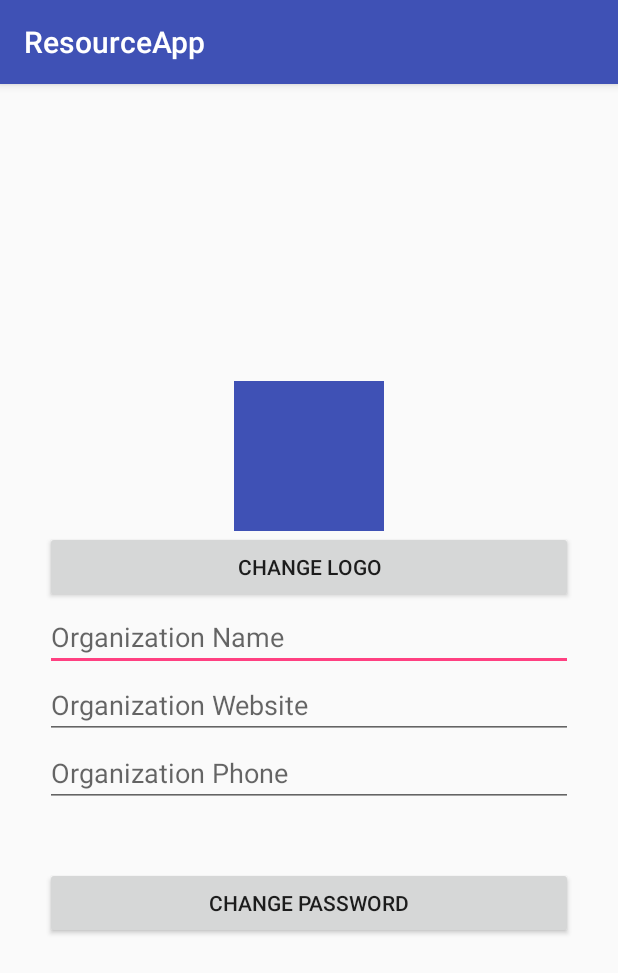
After one commit to MadelynTav/ResourceApp, an Android app: the OrganizationProfileActivity screen opened directly, with no data from a screen before it, on a phone screen of 412 x 824 dp. The commit adds this screen. Shown: the top 973 px of the screen. Run offline under Robolectric (Android 15) with nearby library versions, the phone set to English and light mode, and no system bars.

Commit message:
added organization profile activity

```diff
--- a/app/src/main/AndroidManifest.xml
+++ b/app/src/main/AndroidManifest.xml
@@ -13,6 +13,7 @@
         <activity android:name=".components.launch.LaunchActivity">
             <intent-filter>
                 <action android:name="android.intent.action.MAIN"/>
+
                 <category android:name="android.intent.category.LAUNCHER"/>
             </intent-filter>
         </activity>
@@ -28,6 +29,8 @@
         </activity>
         <activity android:name=".components.post.PostActivity">
         </activity>
+        <activity android:name=".components.organization_profile_setup.OrganizationProfileActivity">
+        </activity>
     </application>
 
 </manifest>
--- /dev/null
+++ b/app/src/main/java/boston/hackingforgood/resourceapp/components/organization_profile_setup/OrganizationProfileActivity.java
@@ -0,0 +1,15 @@
+package boston.hackingforgood.resourceapp.components.organization_profile_setup;
+
+import android.support.v7.app.AppCompatActivity;
+import android.os.Bundle;
+
+import boston.hackingforgood.resourceapp.R;
+
+public class OrganizationProfileActivity extends AppCompatActivity {
+
+    @Override
+    protected void onCreate(Bundle savedInstanceState) {
+        super.onCreate(savedInstanceState);
+        setContentView(R.layout.activity_organization_profile);
+    }
+}
--- /dev/null
+++ b/app/src/main/res/layout/activity_organization_profile.xml
@@ -0,0 +1,61 @@
+<?xml version="1.0" encoding="utf-8"?>
+<LinearLayout
+    xmlns:android="http://schemas.android.com/apk/res/android"
+    xmlns:tools="http://schemas.android.com/tools"
+    android:layout_width="match_parent"
+    android:layout_height="match_parent"
+    tools:context="boston.hackingforgood.resourceapp.components.profile_setup.ProfileSetupActivity"
+    android:orientation="vertical"
+    android:gravity="center"
+    android:layout_marginLeft="@dimen/setup_page_margin"
+    android:layout_marginRight="@dimen/setup_page_margin"
+    >
+
+    <ImageView
+        android:layout_width="@dimen/image_profile_size"
+        android:layout_height="@dimen/image_profile_size"
+        android:id="@+id/image_profile"
+        android:contentDescription="@string/profile_image"
+        android:background="@color/colorPrimary"
+        />
+
+    <Button
+        android:layout_width="match_parent"
+        android:layout_height="wrap_content"
+        android:text="@string/change_logo"
+        android:id="@+id/button_change_logo"
+        />
+
+    <AutoCompleteTextView
+        android:id="@+id/autocomplete_organization"
+        android:layout_width="match_parent"
+        android:layout_height="wrap_content"
+        android:hint="@string/organization_name"
+        />
+
+
+    <EditText
+        android:layout_width="match_parent"
+        android:layout_height="wrap_content"
+        android:id="@+id/edit_text_organization_website"
+        android:hint="@string/organization_website"
+        />
+
+    <EditText
+        android:layout_width="match_parent"
+        android:layout_height="wrap_content"
+        android:inputType="phone"
+        android:ems="10"
+        android:id="@+id/edit_text_organization_phone"
+        android:hint="@string/organization_phone"
+        />
+
+
+    <Button
+        android:layout_width="match_parent"
+        android:layout_height="wrap_content"
+        android:text="@string/change_password"
+        android:layout_marginTop="40dp"
+        android:id="@+id/button_change_password"
+        />
+</LinearLayout>
--- a/app/src/main/res/values/strings.xml
+++ b/app/src/main/res/values/strings.xml
@@ -44,4 +44,9 @@
     <string name="my_city">My City</string>
     <string name="my_state">My State</string>
     <string name="nation">Nation</string>
+    <string name="change_logo">Change Logo</string>
+    <string name="organization_name">Organization Name</string>
+    <string name="organization_email_address">Organization Email Address</string>
+    <string name="organization_phone">Organization Phone</string>
+    <string name="organization_website">Organization Website</string>
 </resources>
```
